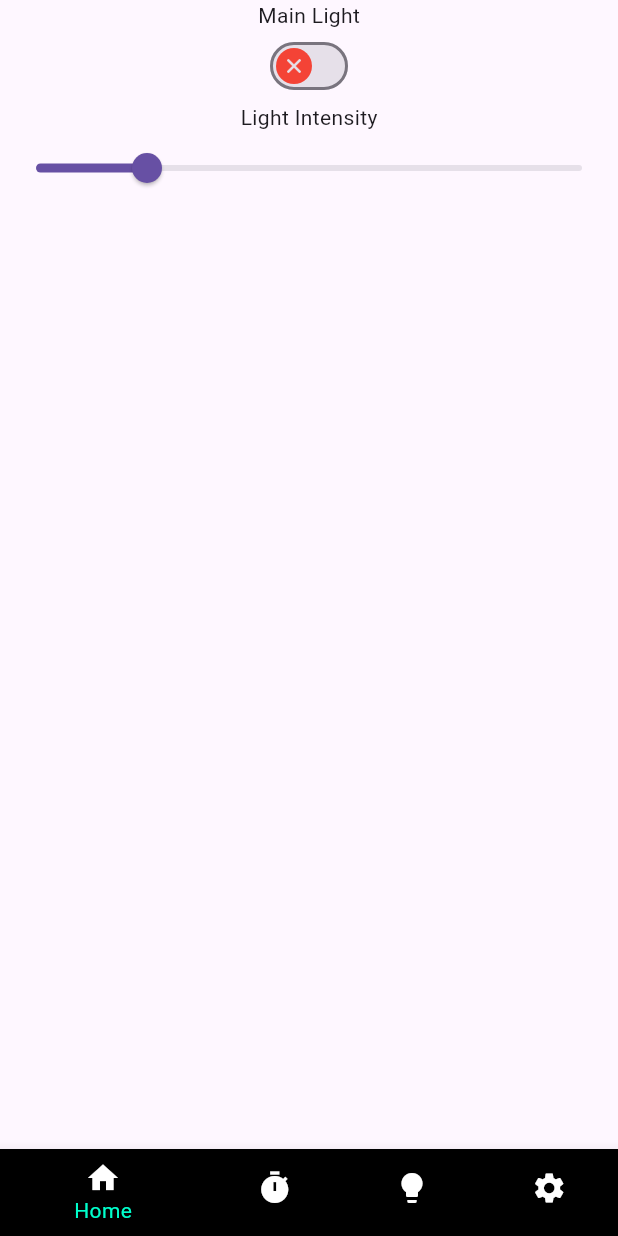
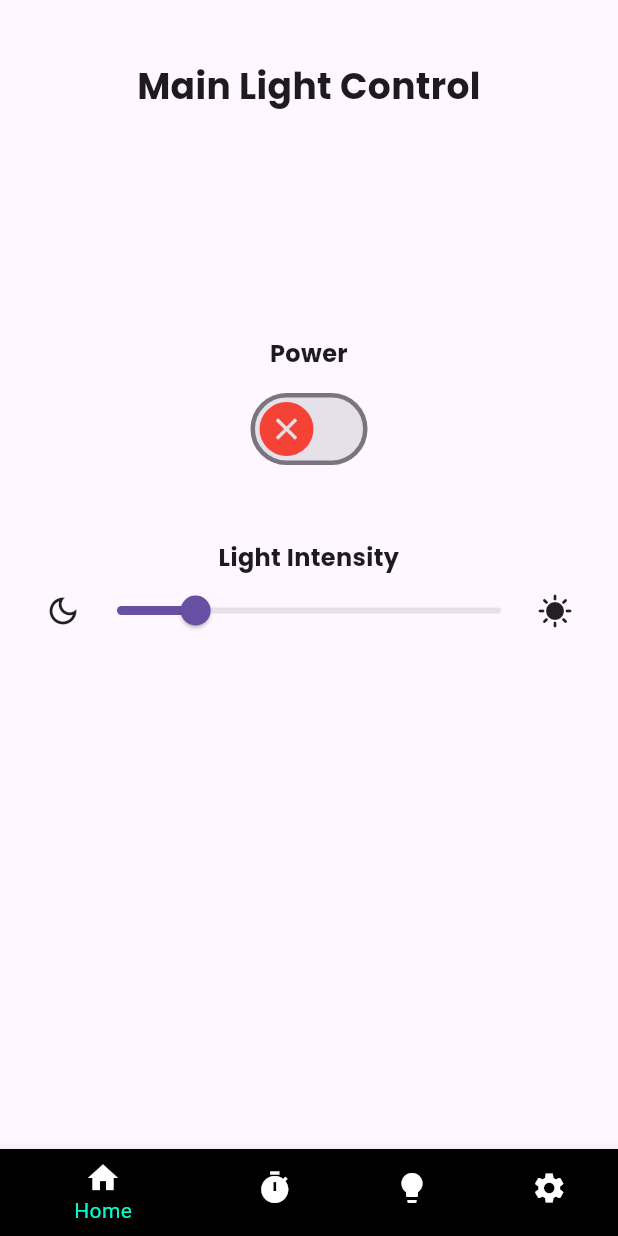
Before and after one commit to MTonilon22/Ardu-Illuminate, a Flutter app: the screen it shows once a user with an empty profile is signed in, on a phone screen of 412 x 824 dp. Run offline on Flutter 3.47's test engine with Material 2 defaults, Android fonts, the phone set to English and light mode, and no system bars; our stand-ins replace animated_splash_screen, firebase_auth, firebase_core; missing offline and left inert: duration_picker; accounts and stored records are empty.

Commit message:
added UI in main light

```diff
--- a/lib/Screens/mainPage.dart
+++ b/lib/Screens/mainPage.dart
@@ -1,3 +1,4 @@
+// This is the main light control screen
 import 'package:flutter/material.dart';
 import 'package:ardu_illuminate/Socket/webSocket.dart';
 
@@ -14,8 +15,6 @@ class _MainPageScreenState extends State<MainPage> {
   Color activeColor = Colors.green;
   double _currentSliderValue = 20;
   bool ledstatus = false;
-
-
 
   late Websocket ws = Websocket();
 
@@ -66,31 +65,80 @@ class _MainPageScreenState extends State<MainPage> {
   @override
   Widget build(BuildContext context) {
     return Scaffold(
-      body: SafeArea(
+      body: Padding(
+        padding: const EdgeInsets.all(30),
+        child: SafeArea(
           child: Column(
             children: [
-            const Text(
-              'Main Light',
-              textAlign: TextAlign.left,
+              const SizedBox(
+                height: 10,
               ),
-            Switch(
+              const Center(
+                child: Text(
+                  'Main Light Control',
+                  style: TextStyle(
+                    fontSize: 24,
+                    fontFamily: 'Poppins',
+                    fontWeight: FontWeight.bold,
+                  ),
+                  textAlign: TextAlign.center,
+                ),
+              ),
+              const SizedBox(height: 150),
+              const Center(
+                child: Text(
+                  'Power',
+                  style: TextStyle(
+                    fontSize: 16,
+                    fontFamily: 'Poppins',
+                    fontWeight: FontWeight.bold,
+                  ),
+                  textAlign: TextAlign.center,
+                ),
+              ),
+              const SizedBox(height: 15),
+              Transform.scale(
+                scale: 1.5,
+                child: Switch(
                   thumbIcon: thumbIcon,
                   value: light1,
                   inactiveThumbColor: Colors.red,
                   activeColor: activeColor,
                   onChanged: _onPressed,
                 ),
-            const Text(
+              ),
+              const SizedBox(
+                height: 50,
+              ),
+              const Center(
+                child: Text(
                   'Light Intensity',
+                  style: TextStyle(
+                    fontFamily: 'Poppins',
+                    fontSize: 16,
+                    fontWeight: FontWeight.bold,
                   ),
-            Slider(
+                  textAlign: TextAlign.center,
+                ),
+              ),
+              Row(
+                children: [
+                  const Icon(Icons.dark_mode_outlined),
+                  Expanded(
+                    child: Slider(
                       value: _currentSliderValue,
                       max: 100,
                       divisions: 100,
                       label: _currentSliderValue.round().toString(),
                       onChanged: _onSliderChanged,
                     ),
+                  ),
+                  const Icon(Icons.sunny),
                 ],
+              ),
+              const Spacer(),
+            ],
+          ),
         ),
       ),
     );
```
Also changed, not shown: 2 other files. Lines whose indentation alone changed are shown as unchanged.
